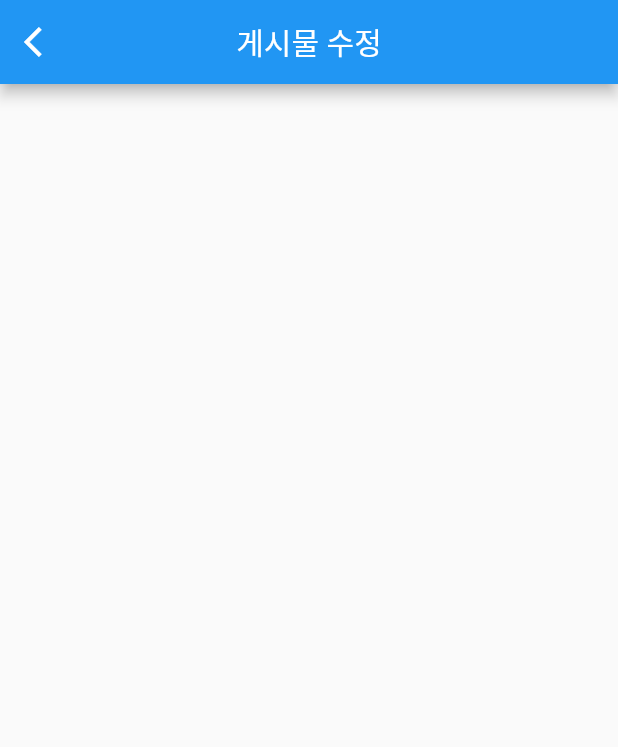
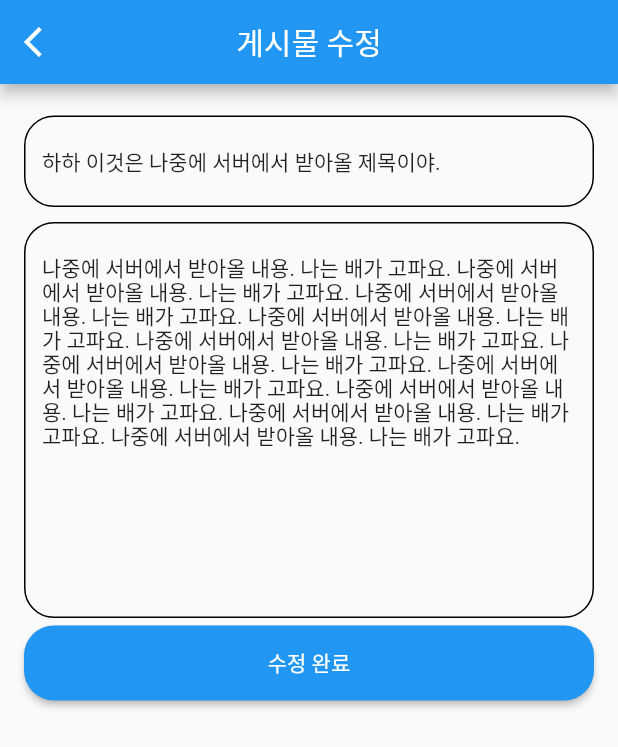
Before and after one commit to UniBond-jijijin/UniBond-flutter, a Flutter app: the UpdateScreen screen opened directly, on a phone screen of 412 x 824 dp. Shown: the top 747 px of the screen. Run offline on Flutter 3.47's test engine with Material 2 defaults, Android fonts, the phone set to English and light mode, and no system bars; our stand-ins replace get, validators.

Commit message:
#6 Feat: 게시물 수정 시 기존 값 전달, 라우팅
- Fix: 라우팅 수정

```diff
--- a/unibond/lib/screens/community/post_detail_screen.dart
+++ b/unibond/lib/screens/community/post_detail_screen.dart
@@ -18,7 +18,7 @@ class DetailScreen extends StatelessWidget {
         leading: IconButton(
           icon: const Icon(Icons.arrow_back_ios),
           onPressed: () {
-            Get.back();
+            Get.offAll(() => const HomeScreen());
           },
         ),
         actions: [
@@ -54,7 +54,7 @@ class DetailScreen extends StatelessWidget {
                               ),
                               onPressed: () {
                                 Navigator.of(context).pop();
-                                Get.to(const UpdateScreen());
+                                Get.to(() => UpdateScreen());
                               }),
                           TextButton(
                               child: const Text(
--- a/unibond/lib/screens/community/post_update_screen.dart
+++ b/unibond/lib/screens/community/post_update_screen.dart
@@ -1,8 +1,13 @@
 import 'package:flutter/material.dart';
 import 'package:get/get.dart';
+import 'package:unibond/util/validator_util.dart';
+import 'package:unibond/widgets/custom_text_form_field.dart';
+import 'package:unibond/widgets/custom_textarea.dart';
+import 'package:unibond/widgets/custon_elevated_button.dart';
 
 class UpdateScreen extends StatelessWidget {
-  const UpdateScreen({super.key});
+  final _formKey = GlobalKey<FormState>();
+  UpdateScreen({super.key});
 
   @override
   Widget build(BuildContext context) {
@@ -17,6 +22,35 @@ class UpdateScreen extends StatelessWidget {
           },
         ),
       ),
+      body: Padding(
+        padding: const EdgeInsets.all(16.0),
+        child: Form(
+          key: _formKey,
+          child: ListView(
+            children: [
+              CustomTextFormField(
+                hint: "제목",
+                funvalidator: validateTitle,
+                value: "하하 이것은 나중에 서버에서 받아올 제목이야.",
+              ),
+              CustomTextArea(
+                hint: "내용",
+                funvalidator: validateContent,
+                value: "나중에 서버에서 받아올 내용. 나는 배가 고파요. " * 10,
+              ),
+              CustomElevatedButton(
+                text: "수정 완료",
+                screenRoute: () {
+                  if (isValid(_formKey)) {
+                    // TODO: 추후 GetX Obs 기능 사용해서 이전 화면 갱신하기
+                    Get.back();
+                  }
+                },
+              ),
+            ],
+          ),
+        ),
+      ),
     );
   }
 }
--- a/unibond/lib/widgets/custom_text_form_field.dart
+++ b/unibond/lib/widgets/custom_text_form_field.dart
@@ -3,15 +3,17 @@ import 'package:flutter/material.dart';
 class CustomTextFormField extends StatelessWidget {
   final String hint;
   final funvalidator;
+  final String? value;
 
   const CustomTextFormField(
-      {super.key, required this.hint, required this.funvalidator});
+      {super.key, required this.hint, required this.funvalidator, this.value});
 
   @override
   Widget build(BuildContext context) {
     return Padding(
       padding: const EdgeInsets.symmetric(vertical: 5.0),
       child: TextFormField(
+        initialValue: value ?? "",
         validator: funvalidator,
         obscureText: hint == "비밀번호" ? true : false,
         style: const TextStyle(fontSize: 14),
--- a/unibond/lib/widgets/custom_textarea.dart
+++ b/unibond/lib/widgets/custom_textarea.dart
@@ -3,15 +3,17 @@ import 'package:flutter/material.dart';
 class CustomTextArea extends StatelessWidget {
   final String hint;
   final funvalidator;
+  final String? value;
 
   const CustomTextArea(
-      {super.key, required this.hint, required this.funvalidator});
+      {super.key, required this.hint, required this.funvalidator, this.value});
 
   @override
   Widget build(BuildContext context) {
     return Padding(
       padding: const EdgeInsets.symmetric(vertical: 5.0),
       child: TextFormField(
+        initialValue: value ?? "",
         maxLines: 14,
         validator: funvalidator,
         style: const TextStyle(fontSize: 14),
```
